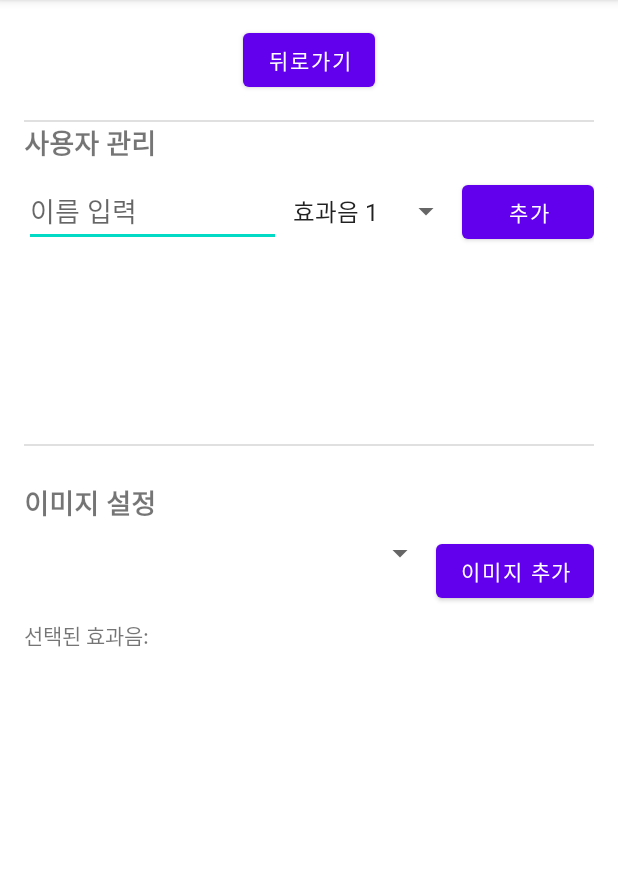
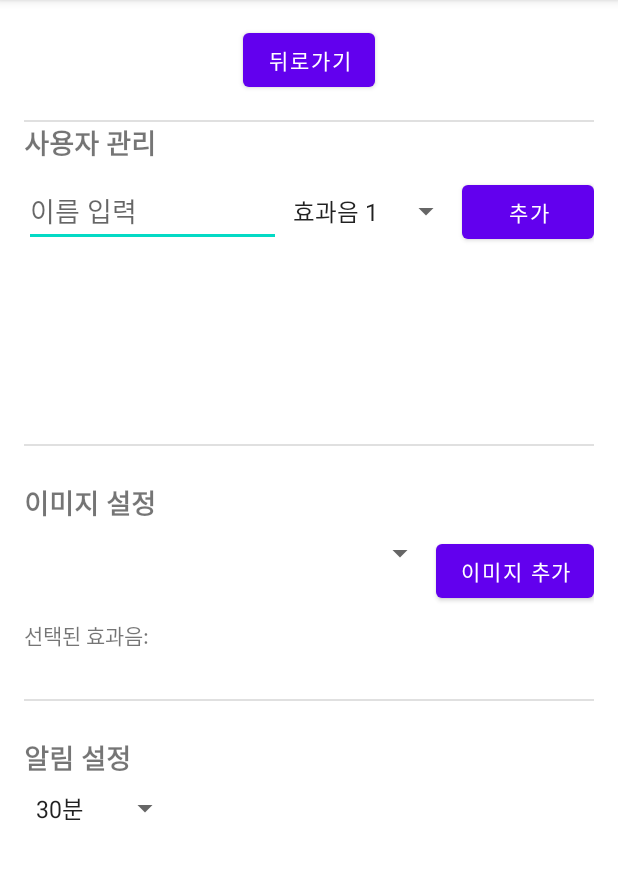
Before and after one commit to TYParrot/TemiRobot, an Android app: the ImageListUI screen opened directly, with no data from a screen before it, on a phone screen of 412 x 824 dp, the part 84-963 px from its top. Run offline under Robolectric (Android 15) with nearby library versions, the phone set to English and light mode, and no system bars.

Commit message:
[FEAT] 시간 간격 설정 기능

```diff
--- a/app/src/main/java/com/example/dementia/UI/ImageListUI.java
+++ b/app/src/main/java/com/example/dementia/UI/ImageListUI.java
@@ -29,6 +29,7 @@
     private ListView userListView, userImageListView; // 사용자 리스트 및 사용자-이미지 경로 리스트
     private TextView selectedSoundEffectText;
     private ImageUserManager imageUserManager;
+    private Spinner intervalSpinner;
 
     @Override
     protected void onCreate(Bundle savedInstanceState) {
@@ -102,6 +103,30 @@
             intent.setType("image/*");
             startActivityForResult(intent, 1); // 1은 요청 코드
         });
+
+        // Section 3의 Spinner 설정
+        intervalSpinner = findViewById(R.id.intervalSpinner);
+
+        // 시간 간격 드롭다운 설정 (30, 60, 120분)
+        ArrayAdapter<CharSequence> intervalAdapter = new ArrayAdapter<>(this,
+                android.R.layout.simple_spinner_item, new String[]{"30분", "60분", "120분"});
+        intervalAdapter.setDropDownViewResource(android.R.layout.simple_spinner_dropdown_item);
+        intervalSpinner.setAdapter(intervalAdapter);
+
+        // 선택한 시간 간격에 대한 리스너
+        intervalSpinner.setOnItemSelectedListener(new AdapterView.OnItemSelectedListener() {
+            @Override
+            public void onItemSelected(AdapterView<?> parent, View view, int position, long id) {
+                String selectedInterval = intervalSpinner.getSelectedItem().toString();
+                Toast.makeText(ImageListUI.this, "선택한 간격: " + selectedInterval, Toast.LENGTH_SHORT).show();
+                // 선택한 값을 저장하는 로직 추가 가능
+            }
+
+            @Override
+            public void onNothingSelected(AdapterView<?> parent) {
+                // 아무것도 선택되지 않았을 때
+            }
+        });
     }
 
     // 저장된 사용자 목록을 ListView에 표시
@@ -151,4 +176,6 @@
             }
         }
     }
+
+
 }
--- a/app/src/main/res/layout/activity_image_set.xml
+++ b/app/src/main/res/layout/activity_image_set.xml
@@ -125,6 +125,30 @@
                 android:layout_marginTop="16dp" />
         </LinearLayout>
 
+        <!-- Section 3: Alarm Settings -->
+        <LinearLayout
+            android:id="@+id/alarm_setting_section"
+            android:layout_width="match_parent"
+            android:layout_height="wrap_content"
+            android:orientation="vertical"
+            android:paddingBottom="16dp"
+            android:layout_marginTop="24dp">
+
+            <TextView
+                android:layout_width="wrap_content"
+                android:layout_height="wrap_content"
+                android:text="알림 설정"
+                android:textStyle="bold"
+                android:textSize="18sp" />
+
+            <!-- 시간 간격 선택 드롭다운 -->
+            <Spinner
+                android:id="@+id/intervalSpinner"
+                android:layout_width="wrap_content"
+                android:layout_height="wrap_content"
+                android:layout_marginTop="8dp" />
+        </LinearLayout>
+
 
 
     </LinearLayout>
```
